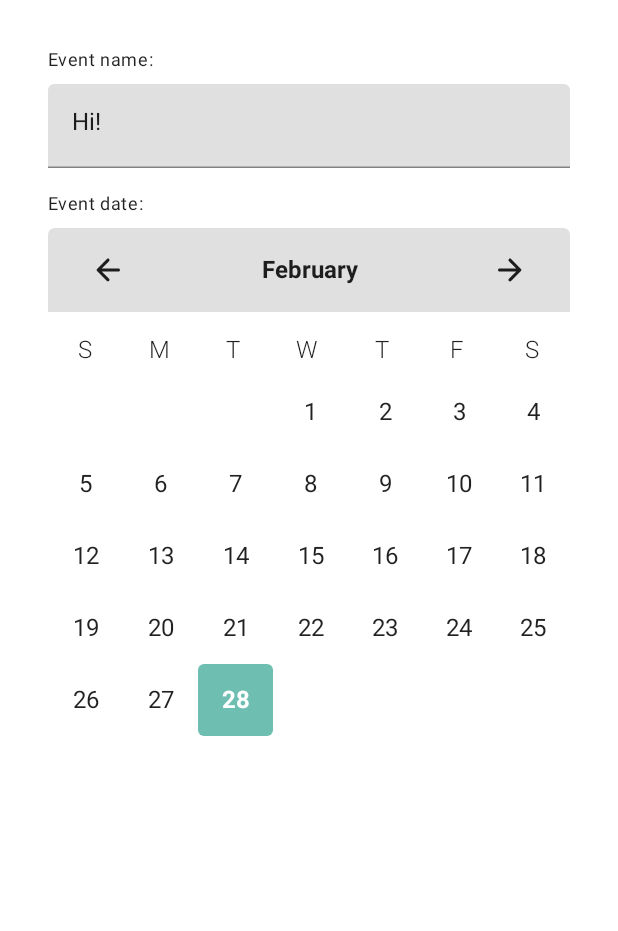
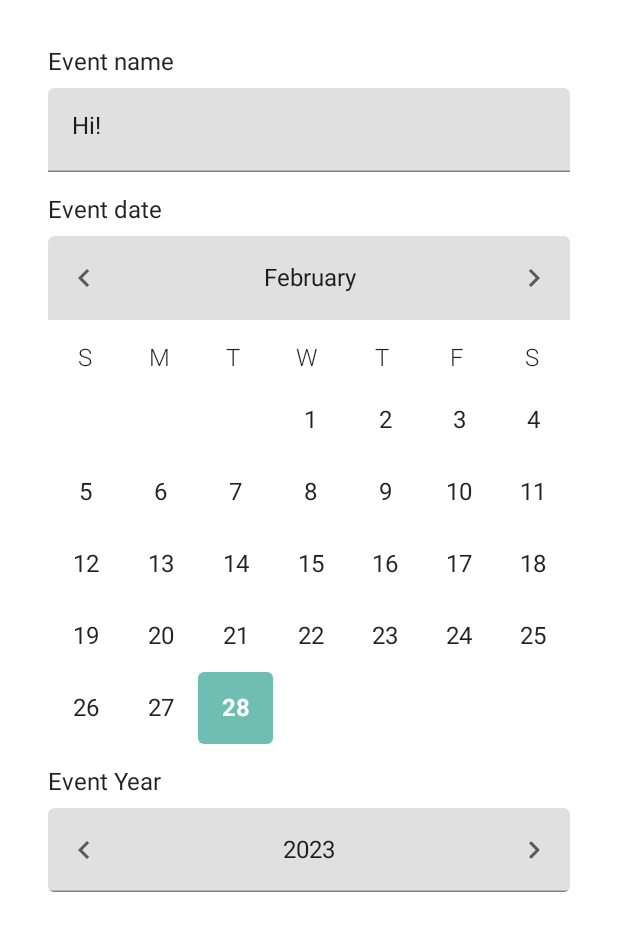
Before and after one commit to VictorHerreraO/bdates, an Android app built with Jetpack Compose: the @Preview function AddEventContentPreview, on a phone screen of 412 x 824 dp. Shown: the top 931 px of the screen. Run offline under Robolectric (Android 15) with nearby library versions, the phone set to English and light mode, and no system bars; network calls fail.

Commit message:
#5: UI changes to match style between components

```diff
--- a/app/src/main/java/com/soyvictorherrera/bdates/core/compose/layout/BottomSheet.kt
+++ b/app/src/main/java/com/soyvictorherrera/bdates/core/compose/layout/BottomSheet.kt
@@ -18,11 +18,7 @@ fun BottomSheet(
     modifier: Modifier = Modifier,
     content: @Composable () -> Unit,
 ) = Surface(
-    modifier = modifier
-        .scrollable(
-            state = rememberScrollState(),
-            orientation = Orientation.Vertical
-        ),
+    modifier = modifier,
     shape = BottomSheetDialogShape,
 ) {
     Box(
--- a/app/src/main/java/com/soyvictorherrera/bdates/modules/eventList/framework/ui/compose/AddEventSheetContent.kt
+++ b/app/src/main/java/com/soyvictorherrera/bdates/modules/eventList/framework/ui/compose/AddEventSheetContent.kt
@@ -1,7 +1,10 @@
 package com.soyvictorherrera.bdates.modules.eventList.framework.ui.compose
 
+import androidx.compose.foundation.gestures.Orientation
+import androidx.compose.foundation.gestures.scrollable
 import androidx.compose.foundation.layout.Column
 import androidx.compose.foundation.layout.fillMaxWidth
+import androidx.compose.foundation.rememberScrollState
 import androidx.compose.material.MaterialTheme
 import androidx.compose.material.Text
 import androidx.compose.material.TextField
@@ -26,8 +29,13 @@ fun AddEventSheetContent(
 ) = BottomSheet(
     modifier = modifier
 ) {
-    Column {
-        Text(text = "Event name:", style = MaterialTheme.typography.caption)
+    Column(
+        modifier = Modifier.scrollable(
+            state = rememberScrollState(),
+            orientation = Orientation.Vertical
+        )
+    ) {
+        Text(text = "Event name", style = MaterialTheme.typography.body1)
 
         SpacerSm()
 
@@ -40,7 +48,7 @@ fun AddEventSheetContent(
 
         SpacerM()
 
-        Text(text = "Event date:", style = MaterialTheme.typography.caption)
+        Text(text = "Event date", style = MaterialTheme.typography.body1)
 
         SpacerSm()
 
@@ -48,6 +56,17 @@ fun AddEventSheetContent(
         DateSelector(
             selectedDate = selectedDate,
             onDateSelected = { selectedDate = it },
+        )
+
+        SpacerM()
+
+        Text(text = "Event Year", style = MaterialTheme.typography.body1)
+
+        SpacerSm()
+
+        YearSelector(
+            selectedDate = selectedDate,
+            onDateSelected = { selectedDate = it }
         )
     }
 }
--- a/app/src/main/java/com/soyvictorherrera/bdates/modules/eventList/framework/ui/compose/DateSelector.kt
+++ b/app/src/main/java/com/soyvictorherrera/bdates/modules/eventList/framework/ui/compose/DateSelector.kt
@@ -19,8 +19,8 @@ import androidx.compose.material.Surface
 import androidx.compose.material.Text
 import androidx.compose.material.TextFieldDefaults
 import androidx.compose.material.icons.Icons
-import androidx.compose.material.icons.rounded.ArrowBack
-import androidx.compose.material.icons.rounded.ArrowForward
+import androidx.compose.material.icons.filled.KeyboardArrowLeft
+import androidx.compose.material.icons.filled.KeyboardArrowRight
 import androidx.compose.runtime.Composable
 import androidx.compose.runtime.LaunchedEffect
 import androidx.compose.runtime.getValue
@@ -111,8 +111,7 @@ private fun MonthSelector(
         modifier = modifier
             .fillMaxWidth()
             .padding(
-                horizontal = LocalSizes.current.dimen_16,
-                vertical = LocalSizes.current.dimen_4
+                vertical = LocalSizes.current.dimen_4,
             ),
     ) {
         IconButton(
@@ -120,8 +119,9 @@ private fun MonthSelector(
             onClick = { onSelectedMonthChange(selectedMonth.minus(1)) },
         ) {
             Icon(
-                imageVector = Icons.Rounded.ArrowBack,
-                contentDescription = "Prev"
+                imageVector = Icons.Default.KeyboardArrowLeft,
+                contentDescription = "Prev",
+                tint = MaterialTheme.colors.onSurface.copy(alpha = ICON_ALPHA),
             )
         }
 
@@ -129,7 +129,6 @@ private fun MonthSelector(
             text = selectedMonth.getDisplayName(TextStyle.FULL, Locale.getDefault()),
             modifier = Modifier.weight(1f),
             textAlign = TextAlign.Center,
-            fontWeight = FontWeight.Bold,
         )
 
         IconButton(
@@ -137,8 +136,9 @@ private fun MonthSelector(
             onClick = { onSelectedMonthChange(selectedMonth.plus(1)) },
         ) {
             Icon(
-                imageVector = Icons.Rounded.ArrowForward,
+                imageVector = Icons.Default.KeyboardArrowRight,
                 contentDescription = "Next",
+                tint = MaterialTheme.colors.onSurface.copy(alpha = ICON_ALPHA),
             )
         }
     }
```
